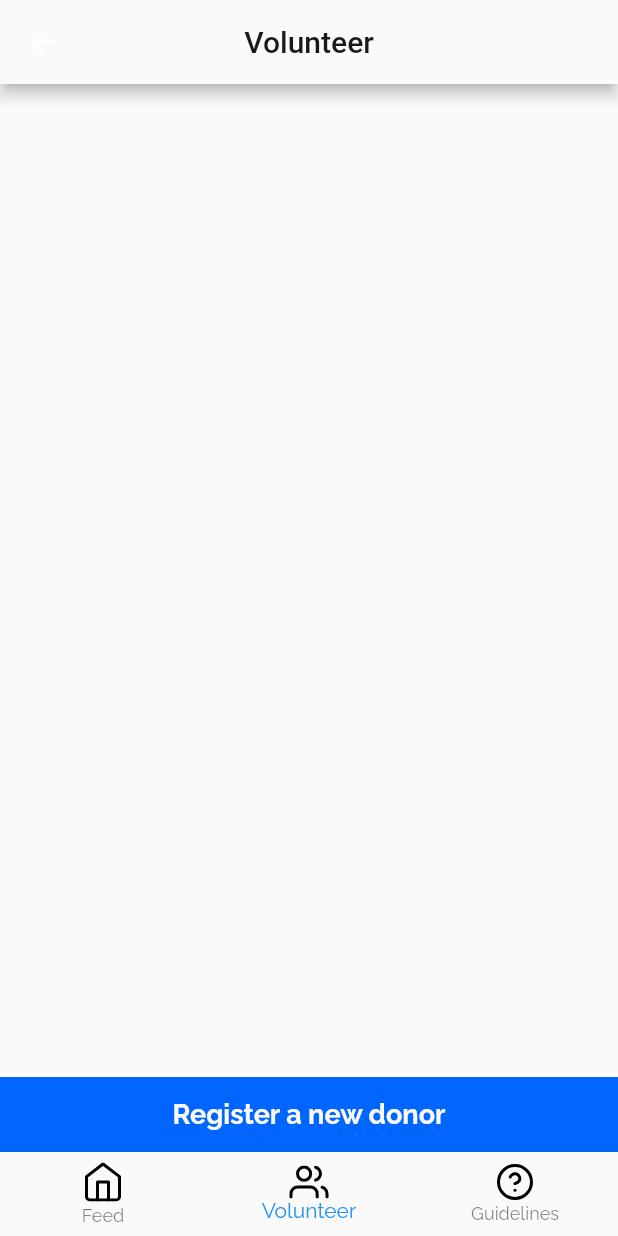
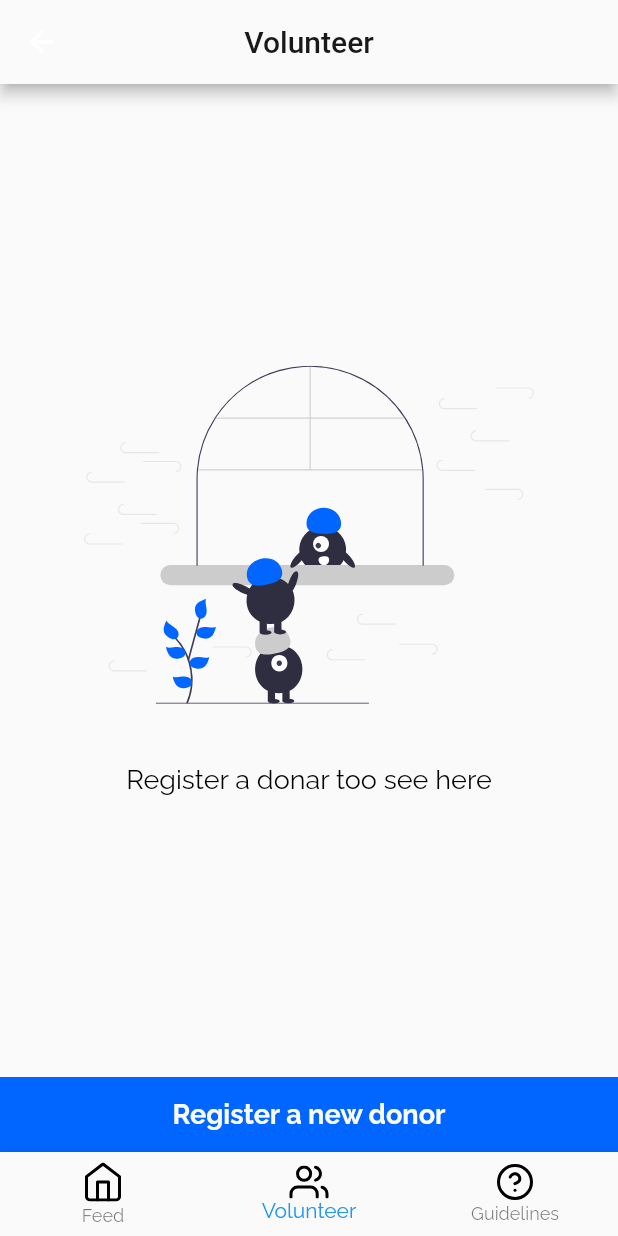
Before and after one commit to thisisamank/Plasmic, a Flutter app: the HomeScreen screen opened by its route, item 2 of the bottom bar chosen, on a phone screen of 412 x 824 dp. Run offline on Flutter 3.47's test engine with Material 2 defaults, Android fonts, the light colour scheme and no system bars; drawn by our look-alikes of upgrader; our stand-ins replace cloud_firestore, firebase_auth, firebase_core, flutter_svg, google_fonts, google_sign_in and 2 more; accounts and stored records are empty.

Commit message:
image for no data on feeds adde ✅

```diff
--- a/lib/screens/volunteer/register_volunteer/volunteer_page.dart
+++ b/lib/screens/volunteer/register_volunteer/volunteer_page.dart
@@ -14,6 +14,7 @@ class VolunteerPage extends StatelessWidget {
       child: Column(
         mainAxisAlignment: MainAxisAlignment.spaceBetween,
         children: [
+          SizedBox(),
           VolunteerFeed(),
           GestureDetector(
             onTap: () {
--- a/lib/screens/volunteer/volunteer_feed/volunteer_feed.dart
+++ b/lib/screens/volunteer/volunteer_feed/volunteer_feed.dart
@@ -3,6 +3,7 @@ import 'package:covid_care/constants/colors.dart';
 import 'package:covid_care/view_model/volunteer/volunteer_feed/volunteer_feed_view_model.dart';
 import 'package:covid_care/view_model/volunteer/volunteer_feed/volunteer_item_view_model.dart';
 import 'package:covid_care/view_model/volunteer/volunteer_feed/volunteer_list_view_model.dart';
+import 'package:covid_care/widgets/not_found.dart';
 import 'package:flutter/material.dart';
 import 'package:provider/provider.dart';
 import 'package:toast/toast.dart';
@@ -20,10 +21,11 @@ class VolunteerFeed extends StatelessWidget {
         return StreamBuilder<QuerySnapshot>(
             stream: volunteerFeedViewModel.volunteerDetailsAsStream,
             builder: (context, snapshot) {
-              if (snapshot.hasData) {
+              if (snapshot.connectionState == ConnectionState.active) {
                 final feedList =
                     VolunteerListViewModel.fromSnapshot(snapshot.data);
                 volunteers = feedList.volunteers;
+                if (volunteers.isNotEmpty) {
                   return Expanded(
                       child: ListView.builder(
                     itemCount: volunteers.length,
@@ -52,15 +54,19 @@ class VolunteerFeed extends StatelessWidget {
                                           "Name"),
                                       SizedBox(height: 8),
                                       _cardTextWidget(
-                                        volunteers[index].volunteer.bloodGroup,
+                                          volunteers[index]
+                                              .volunteer
+                                              .bloodGroup,
                                           "Blood Group"),
                                       SizedBox(height: 8),
                                       _cardTextWidget(
-                                        volunteers[index].volunteer.location,
+                                          '${volunteers[index].volunteer.location}, ${volunteers[index].volunteer.city}',
                                           "Location"),
                                       SizedBox(height: 8),
                                       _cardTextWidget(
-                                        volunteers[index].volunteer.covidMonth,
+                                          volunteers[index]
+                                              .volunteer
+                                              .covidMonth,
                                           "Recovered\nfrom Covid"),
                                     ],
                                   ),
@@ -109,6 +115,9 @@ class VolunteerFeed extends StatelessWidget {
                       );
                     },
                   ));
+                } else {
+                  return VolunteerNotFound("Register a donar too see here");
+                }
               } else
                 return Center(
                     child: CircularProgressIndicator(
--- a/lib/view_model/feed/feed_list_item_view_model.dart
+++ b/lib/view_model/feed/feed_list_item_view_model.dart
@@ -1,11 +1,15 @@
 import 'package:cloud_firestore/cloud_firestore.dart';
 import 'package:covid_care/models/volunteer_model.dart';
+
+/// This ViewModel controls single item of Feed page
 
 class FeedListItemViewModel {
   VolunteerModel volunteer;
   String id;
 
   FeedListItemViewModel(this.volunteer, this.id);
+
+  /// constructor to create a [FeedListViewModel] object from firebase
   factory FeedListItemViewModel.fromSnapshot(
       QueryDocumentSnapshot querySnapshot) {
     VolunteerModel volunteerModel =
--- a/lib/view_model/feed/feed_list_view_model.dart
+++ b/lib/view_model/feed/feed_list_view_model.dart
@@ -1,10 +1,12 @@
 import 'package:cloud_firestore/cloud_firestore.dart';
-import 'package:covid_care/models/volunteer_model.dart';
 import 'package:covid_care/view_model/feed/feed_list_item_view_model.dart';
 
+/// ViewModel to control the list of Volunteers on Feed
 class FeedListViewModel {
   List<FeedListItemViewModel> donors = [];
   FeedListViewModel(this.donors);
+
+  ///constructor to create a [FeedListViewModel] object from firebase
   factory FeedListViewModel.fromSnapshot(QuerySnapshot querySnapshot) {
     var donors = querySnapshot.docs
         .map((item) => FeedListItemViewModel.fromSnapshot(item))
--- a/lib/view_model/volunteer/volunteer_feed/volunteer_feed_view_model.dart
+++ b/lib/view_model/volunteer/volunteer_feed/volunteer_feed_view_model.dart
@@ -26,6 +26,8 @@ class VolunteerFeedViewModel extends ChangeNotifier {
         .delete();
   }
 
+  /// this method is not currently in use but plan is to implement feature of pausing account
+  /// there this will come handy
   void pauseVolunteer(VolunteerListItemViewModel viewModel) {
     FirebaseFirestore.instance
         .collection('users')
--- /dev/null
+++ b/lib/widgets/not_found.dart
@@ -0,0 +1,24 @@
+import 'package:flutter/material.dart';
+import 'package:flutter_svg/flutter_svg.dart';
+
+class VolunteerNotFound extends StatelessWidget {
+  final title;
+  VolunteerNotFound(this.title);
+  @override
+  Widget build(BuildContext context) {
+    return Center(
+      child: Column(
+        mainAxisAlignment: MainAxisAlignment.center,
+        crossAxisAlignment: CrossAxisAlignment.center,
+        children: [
+          SvgPicture.asset(
+            'images/add-volunteer.svg',
+            width: 300,
+          ),
+          SizedBox(height: 40),
+          Text(title),
+        ],
+      ),
+    );
+  }
+}
--- a/pubspec.yaml
+++ b/pubspec.yaml
@@ -3,7 +3,7 @@ description: A new Flutter application.
 
 publish_to: "none"
 
-version: 1.0.0+1
+version: 1.0.0+2
 
 environment:
   sdk: ">=2.7.0 <3.0.0"
```
Also changed, not shown: lib/screens/feed/feed.dart (+15 -4 lines), lib/view_model/feed/feed_view_model.dart (+10 -1 lines), images/add-volunteer.svg (added). Lines whose indentation alone changed are shown as unchanged.
